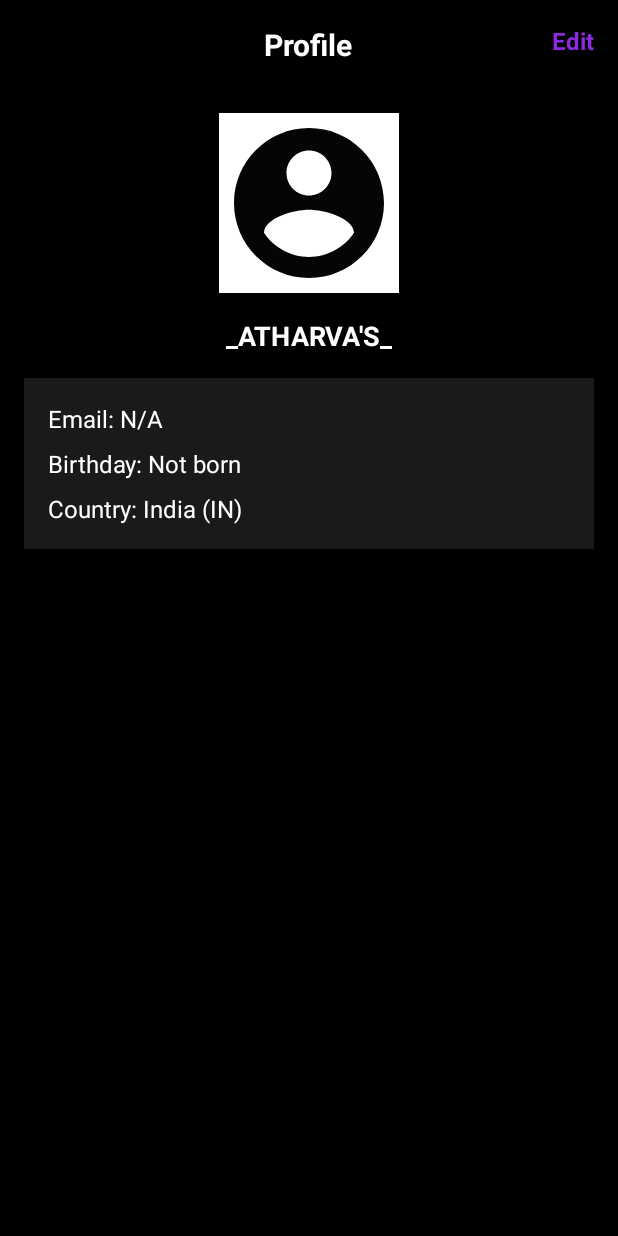
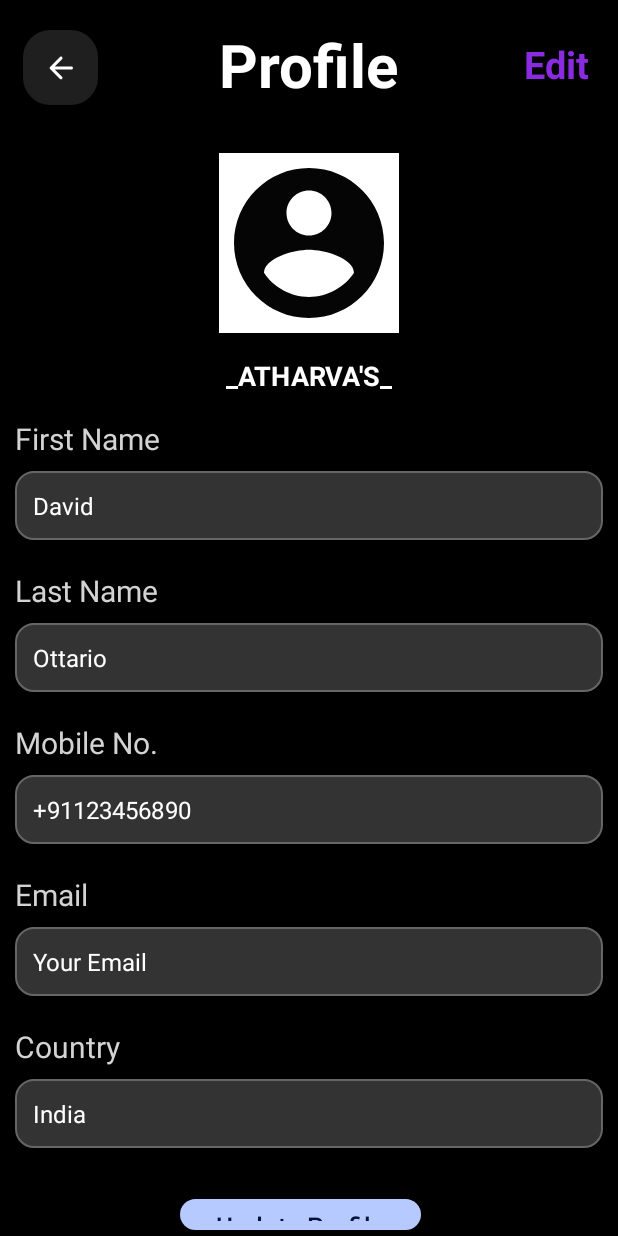
Before and after one commit to atharv412/MUSEBEAT, an Android app: the layout activity_proflie.xml on its own in the app's theme, with its tools: preview values and no code run, on a phone screen of 412 x 824 dp. Run offline under Robolectric (Android 15) with nearby library versions, the phone set to English and light mode, and no system bars.

Commit message:
-UPDATES
-added search functionality
-added basic user profile(incomplete)
-added dynamic user profile
-UI improvements in search layout

TODO -
complete profile,
complete homepage based on user listening,
implement user history db implementation

```diff
--- a/app/src/main/java/com/example/navbottomtest/Settings.kt
+++ b/app/src/main/java/com/example/navbottomtest/Settings.kt
@@ -5,6 +5,7 @@ import android.os.Bundle
 import android.util.Log
 import android.widget.Button
 import android.widget.ImageButton
+import android.widget.LinearLayout
 import android.widget.TextView
 import android.widget.Toast
 import androidx.activity.enableEdgeToEdge
@@ -31,6 +32,7 @@ class Settings:AppCompatActivity() {
         val logout=findViewById<Button>(R.id.logout)
         val about=findViewById<Button>(R.id.aboutBtn)
         val back=findViewById<ImageButton>(R.id.backButton)
+        val userProfile=findViewById<LinearLayout>(R.id.user_profile_settings)
 
         CoroutineScope(Dispatchers.IO).launch {
             user = session.retrieveUserForCurrentSession(updateSession = true)
@@ -50,6 +52,10 @@ class Settings:AppCompatActivity() {
 
         back.setOnClickListener{
             finish()
+        }
+        userProfile.setOnClickListener{
+            val intent=Intent(this@Settings,Profile::class.java)
+            startActivity(intent)
         }
 
         logout.setOnClickListener {
--- /dev/null
+++ b/app/src/main/res/drawable/edit_text_background.xml
@@ -0,0 +1,12 @@
+<shape xmlns:android="http://schemas.android.com/apk/res/android">
+    <solid android:color="#333333" /> <!-- Background color -->
+    <corners android:radius="12dp" /> <!-- Rounded corners -->
+    <padding
+        android:left="8dp"
+        android:right="8dp"
+        android:top="8dp"
+        android:bottom="8dp" />
+    <stroke
+        android:width="1dp"
+        android:color="#666666" /> <!-- Border color -->
+</shape>
--- /dev/null
+++ b/app/src/main/res/drawable/round_music_note_white_24.xml
@@ -0,0 +1,5 @@
+<vector xmlns:android="http://schemas.android.com/apk/res/android" android:height="24dp" android:tint="#FFFFFF" android:viewportHeight="24" android:viewportWidth="24" android:width="24dp">
+
+    <path android:fillColor="@android:color/white" android:pathData="M12,5v8.55c-0.94,-0.54 -2.1,-0.75 -3.33,-0.32 -1.34,0.48 -2.37,1.67 -2.61,3.07 -0.46,2.74 1.86,5.08 4.59,4.65 1.96,-0.31 3.35,-2.11 3.35,-4.1V7h2c1.1,0 2,-0.9 2,-2s-0.9,-2 -2,-2h-2c-1.1,0 -2,0.9 -2,2z"/>
+
+</vector>
--- /dev/null
+++ b/app/src/main/res/drawable/round_play_arrow_white_24.xml
@@ -0,0 +1,5 @@
+<vector xmlns:android="http://schemas.android.com/apk/res/android" android:height="24dp" android:tint="#FFFFFF" android:viewportHeight="24" android:viewportWidth="24" android:width="24dp">
+
+    <path android:fillColor="@android:color/white" android:pathData="M8,6.82v10.36c0,0.79 0.87,1.27 1.54,0.84l8.14,-5.18c0.62,-0.39 0.62,-1.29 0,-1.69L9.54,5.98C8.87,5.55 8,6.03 8,6.82z"/>
+
+</vector>
--- a/app/src/main/res/layout/activity_proflie.xml
+++ b/app/src/main/res/layout/activity_proflie.xml
@@ -8,18 +8,15 @@
     android:background="#000000"
     tools:context=".Profile">
 
-    <!-- Back Button -->
-<!--    <ImageView-->
-<!--        android:id="@+id/backButton"-->
-<!--        android:layout_width="wrap_content"-->
-<!--        android:layout_height="wrap_content"-->
-<!--        android:layout_margin="16dp"-->
-<!--        android:layout_alignParentStart="true"-->
-<!--        android:src="@drawable/ic_back_24"-->
-<!--        android:contentDescription="Back"-->
-<!--        app:tint="#FFFFFF" />-->
-
-    <!-- Profile Heading -->
+<!--    back button-->
+    <ImageButton
+        android:id="@+id/backButton"
+        android:layout_width="50dp"
+        android:layout_height="50dp"
+        android:src="@drawable/round_arrow_back_24"
+        android:layout_marginVertical="20dp"
+        android:layout_marginHorizontal="15dp"
+        android:background="@drawable/custom_layout_shape"/>
     <TextView
         android:id="@+id/profileHeading"
         android:layout_width="wrap_content"
@@ -28,7 +25,7 @@
         android:layout_marginTop="16dp"
         android:text="Profile"
         android:textColor="#FFFFFF"
-        android:textSize="20sp"
+        android:textSize="40sp"
         android:textStyle="bold" />
 
     <!-- Profile Image -->
@@ -64,67 +61,199 @@
         android:layout_width="wrap_content"
         android:layout_height="wrap_content"
         android:layout_alignParentEnd="true"
-        android:layout_margin="16dp"
+        android:layout_marginVertical="25dp"
+        android:layout_marginHorizontal="19dp"
         android:text="Edit"
         android:textColor="#8A2BE2"
-        android:textSize="16sp"
+        android:textSize="25sp"
         android:textStyle="bold" />
 
     <!-- Info Block -->
     <LinearLayout
-        android:id="@+id/infoBlock"
+        android:id="@+id/input_fields_container"
         android:layout_width="match_parent"
         android:layout_height="wrap_content"
-        android:layout_margin="16dp"
         android:layout_below="@id/profileName"
-        android:layout_marginTop="32dp"
-        android:background="#1A1A1A"
-        android:orientation="vertical"
-        android:padding="16dp"
-        android:elevation="4dp">
+        android:layout_marginTop="16dp"
+        android:paddingHorizontal="10dp"
+        android:orientation="vertical">
 
-        <!-- Email -->
+        <!-- First Name -->
         <TextView
-            android:layout_width="wrap_content"
+            android:layout_width="match_parent"
             android:layout_height="wrap_content"
-            android:text="Email: N/A"
+            android:text="First Name"
+            android:textColor="#D3D3D3"
+            android:textSize="20sp"
+            android:layout_marginBottom="8dp" />
+
+        <EditText
+            android:id="@+id/first_name"
+            android:layout_width="match_parent"
+            android:layout_height="wrap_content"
+            android:hint="David"
+            android:textColor="@color/white"
+            android:textColorHint="@color/white"
+            android:background="@drawable/edit_text_background"
+            android:padding="12dp"
+            android:textSize="16sp"
+            android:enabled="false"/>
+
+        <!-- Last Name -->
+        <TextView
+            android:layout_width="match_parent"
+            android:layout_height="wrap_content"
+            android:text="Last Name"
+            android:textColor="#D3D3D3"
+            android:textSize="20sp"
+            android:layout_marginTop="20dp"
+            android:layout_marginBottom="8dp" />
+
+        <!-- Mobile Number -->
+        <EditText
+            android:id="@+id/last_name"
+            android:layout_width="match_parent"
+            android:layout_height="wrap_content"
+            android:background="@drawable/edit_text_background"
+            android:hint="Ottario"
+            android:padding="12dp"
+            android:textColor="@color/white"
+            android:textColorHint="@color/white"
+            android:textSize="16sp"
+            android:enabled="false"/>
+
+        <TextView
+            android:layout_width="match_parent"
+            android:layout_height="wrap_content"
+            android:text="Mobile No."
+            android:textColor="#D3D3D3"
+            android:textSize="20sp"
+            android:layout_marginTop="20dp"
+            android:layout_marginBottom="8dp" />
+
+        <EditText
+            android:id="@+id/mobile_number"
+            android:layout_width="match_parent"
+            android:layout_height="wrap_content"
+            android:hint="+91123456890"
             android:textColor="#FFFFFF"
-            android:textSize="16sp" />
+            android:textColorHint="@color/white"
+            android:background="@drawable/edit_text_background"
+            android:padding="12dp"
+            android:textSize="16sp"
+            android:enabled="false"/>
 
-        <!-- Followers -->
-        <!--        <TextView-->
-        <!--            android:layout_width="wrap_content"-->
-        <!--            android:layout_height="wrap_content"-->
-        <!--            android:layout_marginTop="8dp"-->
-        <!--            android:text="Followers: 0"-->
-        <!--            android:textColor="#FFFFFF"-->
-        <!--            android:textSize="16sp" />-->
+        <TextView
+            android:layout_width="match_parent"
+            android:layout_height="wrap_content"
+            android:text="Email"
+            android:textColor="#D3D3D3"
+            android:textSize="20sp"
+            android:layout_marginTop="20dp"
+            android:layout_marginBottom="8dp" />
 
-        <!-- Birthday -->
+        <EditText
+            android:id="@+id/email"
+            android:layout_width="match_parent"
+            android:layout_height="wrap_content"
+            android:hint="Your Email"
+            android:textColor="#FFFFFF"
+            android:textColorHint="@color/white"
+            android:background="@drawable/edit_text_background"
+            android:padding="12dp"
+            android:textSize="16sp"
+            android:enabled="false"/>
         <TextView
-            android:layout_width="wrap_content"
+            android:layout_width="match_parent"
             android:layout_height="wrap_content"
-            android:layout_marginTop="8dp"
-            android:text="Birthday: Not born"
+            android:text="Country"
+            android:textColor="#D3D3D3"
+            android:textSize="20sp"
+            android:layout_marginTop="20dp"
+            android:layout_marginBottom="8dp" />
+
+        <EditText
+            android:id="@+id/country"
+            android:layout_width="match_parent"
+            android:layout_height="wrap_content"
+            android:hint="India"
             android:textColor="#FFFFFF"
-            android:textSize="16sp" />
+            android:textColorHint="@color/white"
+            android:background="@drawable/edit_text_background"
+            android:padding="12dp"
+            android:textSize="16sp"
+            android:enabled="false"/>
+    </LinearLayout>
+    <Button
+        android:layout_width="wrap_content"
+        android:layout_height="60dp"
+        android:layout_below="@id/input_fields_container"
+        android:layout_marginHorizontal="120dp"
+        android:layout_marginTop="30dp"
+        android:textSize="17sp"
+        android:text="Update Profile"/>
+<!--    <LinearLayout-->
+<!--        android:id="@+id/infoBlock"-->
+<!--        android:layout_width="match_parent"-->
+<!--        android:layout_height="wrap_content"-->
+<!--        android:layout_margin="16dp"-->
+<!--        android:layout_below="@id/profileName"-->
+<!--        android:layout_marginTop="32dp"-->
+<!--        android:background="#1A1A1A"-->
+<!--        android:orientation="vertical"-->
+<!--        android:padding="16dp"-->
+<!--        android:elevation="4dp">-->
 
-        <!-- Country -->
-        <TextView
-            android:layout_width="wrap_content"
-            android:layout_height="wrap_content"
-            android:layout_marginTop="8dp"
-            android:text="Country: India (IN)"
-            android:textColor="#FFFFFF"
-            android:textSize="16sp" />
+<!--        &lt;!&ndash; Email &ndash;&gt;-->
+<!--        <TextView-->
+<!--            android:id="@+id/user_email"-->
+<!--            android:layout_width="wrap_content"-->
+<!--            android:layout_height="wrap_content"-->
+<!--            android:text="Email: N/A"-->
+<!--            android:textColor="#FFFFFF"-->
+<!--            android:textSize="16sp" />-->
 
-        <!-- Subscription -->
+<!--        <TextView-->
+<!--            android:layout_width="wrap_content"-->
+<!--            android:layout_height="wrap_content"-->
+<!--            android:layout_marginTop="8dp"-->
+<!--            android:text="First Name:Not set"-->
+<!--            android:textColor="#FFFFFF"-->
+<!--            android:textSize="16sp" />-->
 
-    </LinearLayout>
+<!--        &lt;!&ndash; Birthday &ndash;&gt;-->
+<!--        <TextView-->
+<!--            android:layout_width="wrap_content"-->
+<!--            android:layout_height="wrap_content"-->
+<!--            android:layout_marginTop="8dp"-->
+<!--            android:text="Last Name:Not set"-->
+<!--            android:textColor="#FFFFFF"-->
+<!--            android:textSize="16sp" />-->
+<!--        &lt;!&ndash; Country &ndash;&gt;-->
+<!--        <TextView-->
+<!--            android:id="@+id/user_country"-->
+<!--            android:layout_width="wrap_content"-->
+<!--            android:layout_height="wrap_content"-->
+<!--            android:layout_marginTop="8dp"-->
+<!--            android:text="Country: India (IN)"-->
+<!--            android:textColor="#FFFFFF"-->
+<!--            android:textSize="16sp" />-->
+<!--        &lt;!&ndash; Subscription &ndash;&gt;-->
+
+<!--    </LinearLayout>-->
 
     <!-- Music Player -->
 
-
-
-
+<!--    <Button-->
+<!--        android:id="@+id/edit_profile_button"-->
+<!--        android:layout_width="wrap_content"-->
+<!--        android:layout_height="wrap_content"-->
+<!--        android:layout_below="@+id/infoBlock"-->
+<!--        android:layout_alignParentStart="true"-->
+<!--        android:layout_alignParentEnd="true"-->
+<!--        android:layout_marginStart="100dp"-->
+<!--        android:layout_marginTop="60dp"-->
+<!--        android:layout_marginEnd="100dp"-->
+<!--        android:text="Edit Profile"-->
+<!--        android:textSize="25sp" />-->
 </RelativeLayout>
--- a/app/src/main/res/layout/activity_settings.xml
+++ b/app/src/main/res/layout/activity_settings.xml
@@ -35,6 +35,7 @@
 
         <!-- User Profile -->
         <LinearLayout
+            android:id="@+id/user_profile_settings"
             android:layout_width="match_parent"
             android:layout_height="wrap_content"
             android:layout_marginBottom="8dp"
--- a/app/src/main/res/layout/search_fragment.xml
+++ b/app/src/main/res/layout/search_fragment.xml
@@ -35,6 +35,7 @@
 
         <!-- Search Bar -->
         <EditText
+            android:id="@+id/search_bar"
             android:layout_width="match_parent"
             android:layout_height="wrap_content"
             android:hint="What do you want to listen to?"
@@ -174,7 +175,7 @@
             >
 
             <androidx.recyclerview.widget.RecyclerView
-                android:id="@+id/recyclerView"
+                android:id="@+id/search_song_recycler"
                 android:layout_width="match_parent"
                 android:layout_height="match_parent"
                 android:padding="8dp"
```
Also changed, not shown: app/src/main/java/com/example/navbottomtest/Login.kt (+39 -24 lines), app/src/main/java/com/example/navbottomtest/Profile.kt (+53 -0 lines), app/src/main/java/com/example/navbottomtest/Register.kt (+53 -52 lines), app/src/main/java/com/example/navbottomtest/Search.kt (+67 -1 lines), app/src/main/java/com/example/navbottomtest/adapter/SearchAdapter.kt (added, +66 -0 lines), app/src/main/java/com/example/navbottomtest/models/UserModel.kt (added, +13 -0 lines), app/src/main/res/layout/activity_register2.xml (+4 -3 lines), app/src/main/res/layout/search_song_recycler_row.xml (added, +66 -0 lines), app/src/main/java/com/example/navbottomtest/Home.kt (line endings or trailing spaces).
